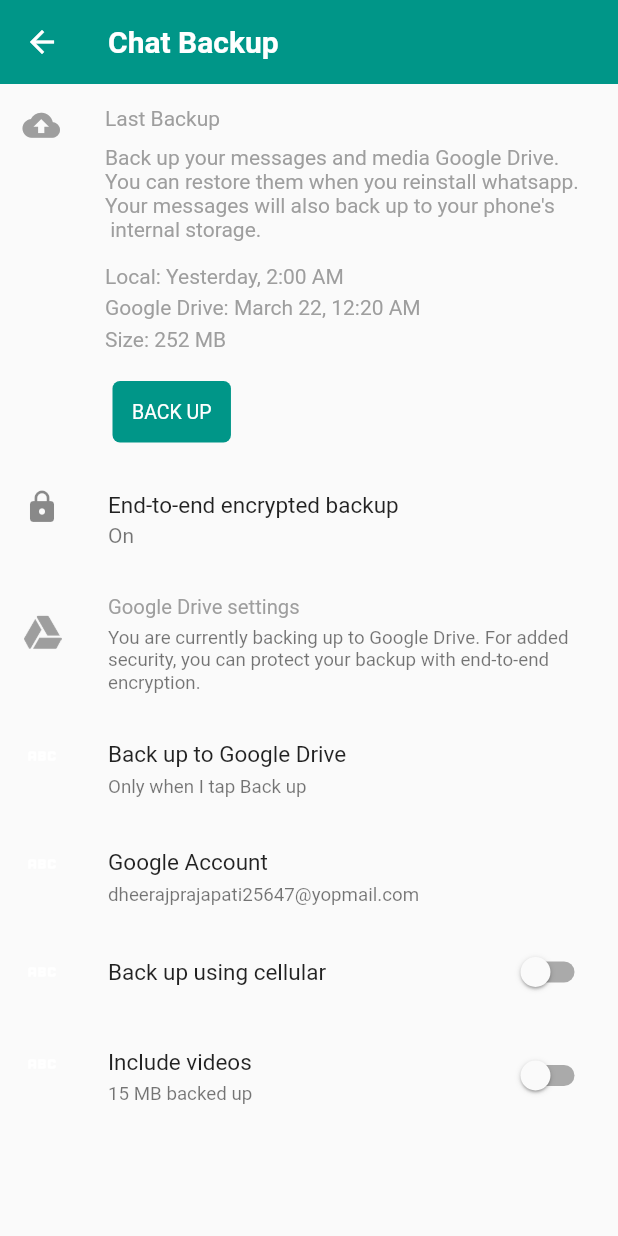
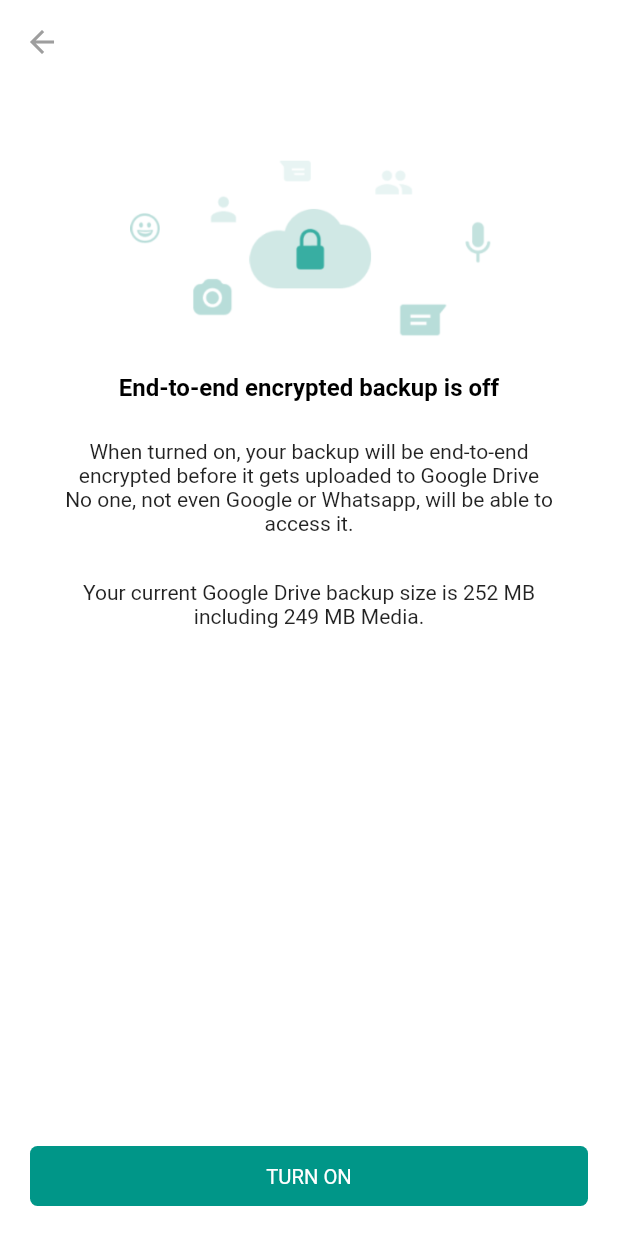
Before and after one commit to Iamdheeraj22/whatsapp_clone, a Flutter app: the ChatBackupSettingPage screen opened directly, after a tap on "End-to-end encrypted backup", on a phone screen of 412 x 824 dp. Run offline on Flutter 3.47's test engine with Material 2 defaults, Android fonts, the phone set to English and light mode, and no system bars; our stand-ins replace camera, emoji_picker_flutter, video_player.

Commit message:
complete end to end encryption page design

```diff
--- a/lib/Screens/ProfileSetting/ChatBackupSettingPage.dart
+++ b/lib/Screens/ProfileSetting/ChatBackupSettingPage.dart
@@ -1,5 +1,6 @@
 import 'package:flutter/material.dart';
 import 'package:whatsapp_clone/CustomUI/CustomUI.dart';
+import 'package:whatsapp_clone/Screens/ProfileSetting/EndToEndEncryption.dart';
 
 class ChatBackupSettingPage extends StatefulWidget {
   ChatBackupSettingPage({Key? key}) : super(key: key);
@@ -89,7 +90,12 @@ class _ChatBackupState extends State<ChatBackupSettingPage> {
               ),
               customBox(height: 15),
               ListTile(
-                onTap: () {},
+                onTap: () {
+                  Navigator.push(
+                      context,
+                      MaterialPageRoute(
+                          builder: (builder) => EndToEndEncryptionPage()));
+                },
                 leading: const Icon(Icons.lock),
                 title: const Text(
                   "End-to-end encrypted backup",
--- /dev/null
+++ b/lib/Screens/ProfileSetting/EndToEndEncryption.dart
@@ -0,0 +1,80 @@
+import 'package:flutter/material.dart';
+import 'package:whatsapp_clone/CustomUI/CustomUI.dart';
+
+class EndToEndEncryptionPage extends StatefulWidget {
+  EndToEndEncryptionPage({Key? key}) : super(key: key);
+
+  @override
+  State<EndToEndEncryptionPage> createState() => _EndToEndEncryptionPageState();
+}
+
+class _EndToEndEncryptionPageState extends State<EndToEndEncryptionPage> {
+  @override
+  Widget build(BuildContext context) {
+    return Scaffold(
+      backgroundColor: Colors.white,
+      appBar: AppBar(
+          leading: InkWell(
+              child: Icon(
+            Icons.arrow_back,
+            color: Colors.grey,
+          )),
+          elevation: 0.0,
+          backgroundColor: Colors.transparent),
+      body: Container(
+        color: Colors.white,
+        height: phoneHeight(context),
+        width: phoneWidth(context),
+        child: Stack(alignment: Alignment.bottomCenter, children: [
+          Column(
+            children: [
+              customBox(height: 40),
+              Image.asset(
+                "assets/encryption.png",
+              ),
+              customBox(height: 10),
+              Text(
+                "End-to-end encrypted backup is off",
+                style: TextStyle(
+                    color: Colors.black,
+                    fontWeight: FontWeight.bold,
+                    fontSize: 16),
+              ),
+              customBox(height: 25),
+              Text(
+                "When turned on, your backup will be end-to-end\nencrypted before it gets uploaded to Google Drive\nNo one, not even Google or Whatsapp, will be able to\naccess it.",
+                textAlign: TextAlign.center,
+              ),
+              customBox(height: 30),
+              Text(
+                "Your current Google Drive backup size is 252 MB\nincluding 249 MB Media.",
+                textAlign: TextAlign.center,
+              )
+            ],
+          ),
+          InkWell(
+            onTap: () {},
+            child: Align(
+              alignment: Alignment.bottomCenter,
+              child: Container(
+                alignment: Alignment.center,
+                width: phoneWidth(context),
+                height: 40,
+                decoration: BoxDecoration(
+                  borderRadius: BorderRadius.circular(5),
+                  color: Colors.teal,
+                ),
+                margin: EdgeInsets.only(left: 20, right: 20, bottom: 20),
+                padding: EdgeInsets.only(top: 10, bottom: 10),
+                child: Text(
+                  "TURN ON",
+                  style: TextStyle(color: Colors.white, fontSize: 13.5),
+                ),
+              ),
+            ),
+          ),
+        ]),
+      ),
+    );
+  }
+}
```
Also changed, not shown: assets/encryption.png (added).
